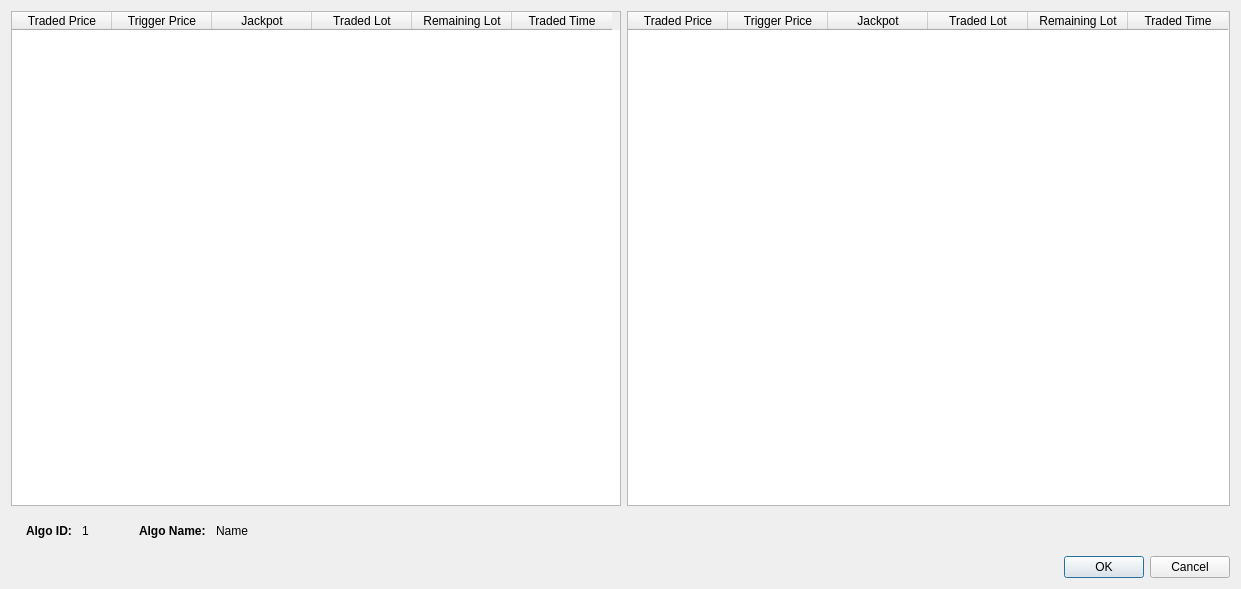
This is order_detail_popup.ui in Likithanaidu07/qt as Qt 5 draws it before an edit. The edited form follows.
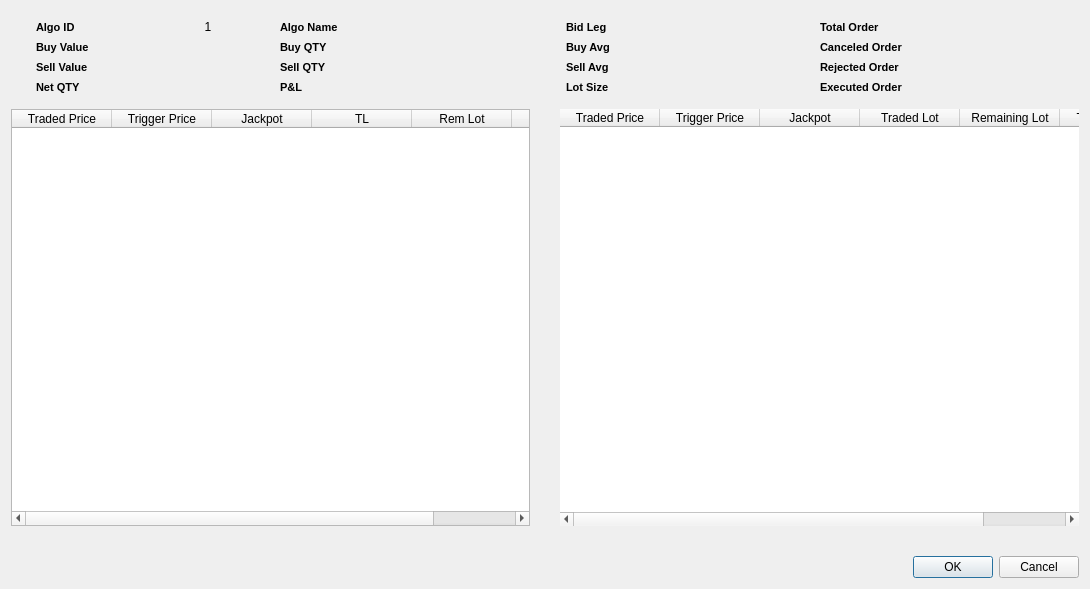
This is the edited form.

What changed in the file:
```diff
--- a/order_detail_popup.ui
+++ b/order_detail_popup.ui
@@ -6,28 +6,18 @@
    <rect>
     <x>0</x>
     <y>0</y>
-    <width>1241</width>
+    <width>1090</width>
     <height>589</height>
    </rect>
   </property>
   <property name="windowTitle">
-   <string>Dialog</string>
+   <string>Algo Info</string>
+  </property>
+  <property name="styleSheet">
+   <string notr="true">backgroung-color:#FFF;</string>
   </property>
   <layout class="QGridLayout" name="gridLayout">
-   <item row="2" column="1">
-    <spacer name="horizontalSpacer">
-     <property name="orientation">
-      <enum>Qt::Horizontal</enum>
-     </property>
-     <property name="sizeHint" stdset="0">
-      <size>
-       <width>40</width>
-       <height>20</height>
-      </size>
-     </property>
-    </spacer>
-   </item>
-   <item row="2" column="2">
+   <item row="6" column="3">
     <widget class="QDialogButtonBox" name="buttonBox">
      <property name="orientation">
       <enum>Qt::Horizontal</enum>
@@ -37,42 +27,477 @@
      </property>
     </widget>
    </item>
-   <item row="0" column="2">
-    <widget class="QTableWidget" name="tableWidget_Sell">
-     <column>
-      <property name="text">
-       <string>Traded Price</string>
-      </property>
-     </column>
-     <column>
-      <property name="text">
-       <string>Trigger Price</string>
-      </property>
-     </column>
-     <column>
-      <property name="text">
-       <string>Jackpot</string>
-      </property>
-     </column>
-     <column>
-      <property name="text">
-       <string>Traded Lot</string>
-      </property>
-     </column>
-     <column>
-      <property name="text">
-       <string>Remaining Lot</string>
-      </property>
-     </column>
-     <column>
-      <property name="text">
-       <string>Traded Time</string>
-      </property>
-     </column>
+   <item row="0" column="2" colspan="2">
+    <widget class="QWidget" name="widget_3" native="true">
+     <property name="minimumSize">
+      <size>
+       <width>1</width>
+       <height>1</height>
+      </size>
+     </property>
+     <property name="styleSheet">
+      <string notr="true">backgroung-color:#FFF;</string>
+     </property>
+     <layout class="QGridLayout" name="gridLayout_3">
+      <item row="2" column="1">
+       <widget class="QLabel" name="label_27">
+        <property name="minimumSize">
+         <size>
+          <width>1</width>
+          <height>1</height>
+         </size>
+        </property>
+        <property name="maximumSize">
+         <size>
+          <width>100</width>
+          <height>100</height>
+         </size>
+        </property>
+        <property name="frameShape">
+         <enum>QFrame::NoFrame</enum>
+        </property>
+        <property name="text">
+         <string/>
+        </property>
+        <property name="alignment">
+         <set>Qt::AlignCenter</set>
+        </property>
+       </widget>
+      </item>
+      <item row="2" column="4">
+       <widget class="QLabel" name="label_18">
+        <property name="minimumSize">
+         <size>
+          <width>1</width>
+          <height>1</height>
+         </size>
+        </property>
+        <property name="maximumSize">
+         <size>
+          <width>100</width>
+          <height>100</height>
+         </size>
+        </property>
+        <property name="font">
+         <font>
+          <pointsize>8</pointsize>
+          <bold>true</bold>
+         </font>
+        </property>
+        <property name="frameShape">
+         <enum>QFrame::NoFrame</enum>
+        </property>
+        <property name="text">
+         <string>Rejected Order</string>
+        </property>
+        <property name="alignment">
+         <set>Qt::AlignLeading|Qt::AlignLeft|Qt::AlignVCenter</set>
+        </property>
+       </widget>
+      </item>
+      <item row="3" column="1">
+       <widget class="QLabel" name="label_28">
+        <property name="minimumSize">
+         <size>
+          <width>1</width>
+          <height>1</height>
+         </size>
+        </property>
+        <property name="maximumSize">
+         <size>
+          <width>100</width>
+          <height>100</height>
+         </size>
+        </property>
+        <property name="frameShape">
+         <enum>QFrame::NoFrame</enum>
+        </property>
+        <property name="text">
+         <string/>
+        </property>
+        <property name="alignment">
+         <set>Qt::AlignCenter</set>
+        </property>
+       </widget>
+      </item>
+      <item row="0" column="1">
+       <widget class="QLabel" name="label_25">
+        <property name="minimumSize">
+         <size>
+          <width>1</width>
+          <height>1</height>
+         </size>
+        </property>
+        <property name="maximumSize">
+         <size>
+          <width>100</width>
+          <height>100</height>
+         </size>
+        </property>
+        <property name="frameShape">
+         <enum>QFrame::NoFrame</enum>
+        </property>
+        <property name="text">
+         <string/>
+        </property>
+        <property name="alignment">
+         <set>Qt::AlignCenter</set>
+        </property>
+       </widget>
+      </item>
+      <item row="1" column="4">
+       <widget class="QLabel" name="label_16">
+        <property name="minimumSize">
+         <size>
+          <width>1</width>
+          <height>1</height>
+         </size>
+        </property>
+        <property name="maximumSize">
+         <size>
+          <width>100</width>
+          <height>100</height>
+         </size>
+        </property>
+        <property name="font">
+         <font>
+          <pointsize>8</pointsize>
+          <bold>true</bold>
+         </font>
+        </property>
+        <property name="frameShape">
+         <enum>QFrame::NoFrame</enum>
+        </property>
+        <property name="text">
+         <string>Canceled Order</string>
+        </property>
+        <property name="alignment">
+         <set>Qt::AlignLeading|Qt::AlignLeft|Qt::AlignVCenter</set>
+        </property>
+       </widget>
+      </item>
+      <item row="1" column="1">
+       <widget class="QLabel" name="label_26">
+        <property name="minimumSize">
+         <size>
+          <width>1</width>
+          <height>1</height>
+         </size>
+        </property>
+        <property name="maximumSize">
+         <size>
+          <width>100</width>
+          <height>100</height>
+         </size>
+        </property>
+        <property name="frameShape">
+         <enum>QFrame::NoFrame</enum>
+        </property>
+        <property name="text">
+         <string/>
+        </property>
+        <property name="alignment">
+         <set>Qt::AlignCenter</set>
+        </property>
+       </widget>
+      </item>
+      <item row="0" column="0">
+       <widget class="QLabel" name="label_11">
+        <property name="minimumSize">
+         <size>
+          <width>1</width>
+          <height>1</height>
+         </size>
+        </property>
+        <property name="maximumSize">
+         <size>
+          <width>100</width>
+          <height>100</height>
+         </size>
+        </property>
+        <property name="font">
+         <font>
+          <pointsize>8</pointsize>
+          <bold>true</bold>
+         </font>
+        </property>
+        <property name="frameShape">
+         <enum>QFrame::NoFrame</enum>
+        </property>
+        <property name="text">
+         <string>Bid Leg</string>
+        </property>
+        <property name="alignment">
+         <set>Qt::AlignLeading|Qt::AlignLeft|Qt::AlignVCenter</set>
+        </property>
+       </widget>
+      </item>
+      <item row="1" column="0">
+       <widget class="QLabel" name="label_12">
+        <property name="minimumSize">
+         <size>
+          <width>1</width>
+          <height>1</height>
+         </size>
+        </property>
+        <property name="maximumSize">
+         <size>
+          <width>100</width>
+          <height>100</height>
+         </size>
+        </property>
+        <property name="font">
+         <font>
+          <pointsize>8</pointsize>
+          <bold>true</bold>
+         </font>
+        </property>
+        <property name="frameShape">
+         <enum>QFrame::NoFrame</enum>
+        </property>
+        <property name="text">
+         <string>Buy Avg</string>
+        </property>
+        <property name="alignment">
+         <set>Qt::AlignLeading|Qt::AlignLeft|Qt::AlignVCenter</set>
+        </property>
+       </widget>
+      </item>
+      <item row="2" column="0">
+       <widget class="QLabel" name="label_13">
+        <property name="minimumSize">
+         <size>
+          <width>1</width>
+          <height>1</height>
+         </size>
+        </property>
+        <property name="maximumSize">
+         <size>
+          <width>100</width>
+          <height>100</height>
+         </size>
+        </property>
+        <property name="font">
+         <font>
+          <pointsize>8</pointsize>
+          <bold>true</bold>
+         </font>
+        </property>
+        <property name="frameShape">
+         <enum>QFrame::NoFrame</enum>
+        </property>
+        <property name="text">
+         <string>Sell Avg</string>
+        </property>
+        <property name="alignment">
+         <set>Qt::AlignLeading|Qt::AlignLeft|Qt::AlignVCenter</set>
+        </property>
+       </widget>
+      </item>
+      <item row="0" column="4">
+       <widget class="QLabel" name="label_15">
+        <property name="minimumSize">
+         <size>
+          <width>1</width>
+          <height>1</height>
+         </size>
+        </property>
+        <property name="maximumSize">
+         <size>
+          <width>100</width>
+          <height>100</height>
+         </size>
+        </property>
+        <property name="font">
+         <font>
+          <pointsize>8</pointsize>
+          <bold>true</bold>
+         </font>
+        </property>
+        <property name="frameShape">
+         <enum>QFrame::NoFrame</enum>
+        </property>
+        <property name="text">
+         <string>Total Order</string>
+        </property>
+        <property name="alignment">
+         <set>Qt::AlignLeading|Qt::AlignLeft|Qt::AlignVCenter</set>
+        </property>
+       </widget>
+      </item>
+      <item row="3" column="0">
+       <widget class="QLabel" name="label_14">
+        <property name="minimumSize">
+         <size>
+          <width>1</width>
+          <height>1</height>
+         </size>
+        </property>
+        <property name="maximumSize">
+         <size>
+          <width>100</width>
+          <height>100</height>
+         </size>
+        </property>
+        <property name="font">
+         <font>
+          <pointsize>8</pointsize>
+          <bold>true</bold>
+         </font>
+        </property>
+        <property name="frameShape">
+         <enum>QFrame::NoFrame</enum>
+        </property>
+        <property name="text">
+         <string>Lot Size</string>
+        </property>
+        <property name="alignment">
+         <set>Qt::AlignLeading|Qt::AlignLeft|Qt::AlignVCenter</set>
+        </property>
+       </widget>
+      </item>
+      <item row="0" column="5">
+       <widget class="QLabel" name="label_29">
+        <property name="minimumSize">
+         <size>
+          <width>1</width>
+          <height>1</height>
+         </size>
+        </property>
+        <property name="maximumSize">
+         <size>
+          <width>100</width>
+          <height>100</height>
+         </size>
+        </property>
+        <property name="frameShape">
+         <enum>QFrame::NoFrame</enum>
+        </property>
+        <property name="text">
+         <string/>
+        </property>
+        <property name="alignment">
+         <set>Qt::AlignCenter</set>
+        </property>
+       </widget>
+      </item>
+      <item row="1" column="5">
+       <widget class="QLabel" name="label_30">
+        <property name="minimumSize">
+         <size>
+          <width>1</width>
+          <height>1</height>
+         </size>
+        </property>
+        <property name="maximumSize">
+         <size>
+          <width>100</width>
+          <height>100</height>
+         </size>
+        </property>
+        <property name="frameShape">
+         <enum>QFrame::NoFrame</enum>
+        </property>
+        <property name="text">
+         <string/>
+        </property>
+        <property name="alignment">
+         <set>Qt::AlignCenter</set>
+        </property>
+       </widget>
+      </item>
+      <item row="2" column="5">
+       <widget class="QLabel" name="label_31">
+        <property name="minimumSize">
+         <size>
+          <width>1</width>
+          <height>1</height>
+         </size>
+        </property>
+        <property name="maximumSize">
+         <size>
+          <width>100</width>
+          <height>100</height>
+         </size>
+        </property>
+        <property name="frameShape">
+         <enum>QFrame::NoFrame</enum>
+        </property>
+        <property name="text">
+         <string/>
+        </property>
+        <property name="alignment">
+         <set>Qt::AlignCenter</set>
+        </property>
+       </widget>
+      </item>
+      <item row="3" column="5">
+       <widget class="QLabel" name="label_32">
+        <property name="minimumSize">
+         <size>
+          <width>1</width>
+          <height>1</height>
+         </size>
+        </property>
+        <property name="maximumSize">
+         <size>
+          <width>100</width>
+          <height>100</height>
+         </size>
+        </property>
+        <property name="frameShape">
+         <enum>QFrame::NoFrame</enum>
+        </property>
+        <property name="text">
+         <string/>
+        </property>
+        <property name="alignment">
+         <set>Qt::AlignCenter</set>
+        </property>
+       </widget>
+      </item>
+      <item row="3" column="4">
+       <widget class="QLabel" name="label_17">
+        <property name="font">
+         <font>
+          <pointsize>8</pointsize>
+          <bold>true</bold>
+         </font>
+        </property>
+        <property name="text">
+         <string>Executed Order</string>
+        </property>
+       </widget>
+      </item>
+     </layout>
     </widget>
    </item>
-   <item row="0" column="0" colspan="2">
+   <item row="4" column="0">
     <widget class="QTableWidget" name="tableWidget_Buy">
+     <property name="minimumSize">
+      <size>
+       <width>50</width>
+       <height>50</height>
+      </size>
+     </property>
+     <property name="styleSheet">
+      <string notr="true">backgroung-color:#FFF;</string>
+     </property>
+     <property name="lineWidth">
+      <number>1</number>
+     </property>
+     <property name="iconSize">
+      <size>
+       <width>10</width>
+       <height>10</height>
+      </size>
+     </property>
+     <attribute name="verticalHeaderMinimumSectionSize">
+      <number>15</number>
+     </attribute>
+     <attribute name="verticalHeaderDefaultSectionSize">
+      <number>25</number>
+     </attribute>
      <column>
       <property name="text">
        <string>Traded Price</string>
@@ -90,97 +515,516 @@
      </column>
      <column>
       <property name="text">
-       <string>Traded Lot</string>
+       <string>TL</string>
       </property>
      </column>
      <column>
       <property name="text">
-       <string>Remaining Lot</string>
+       <string>Rem Lot</string>
       </property>
      </column>
      <column>
       <property name="text">
-       <string>Traded Time</string>
+       <string>Time</string>
       </property>
      </column>
     </widget>
    </item>
-   <item row="1" column="1">
+   <item row="5" column="2">
     <widget class="QWidget" name="widget" native="true">
      <layout class="QGridLayout" name="gridLayout_2">
       <property name="horizontalSpacing">
        <number>10</number>
       </property>
-      <item row="0" column="3">
-       <widget class="QLabel" name="label_algoName">
+     </layout>
+    </widget>
+   </item>
+   <item row="0" column="0">
+    <widget class="QWidget" name="widget_2" native="true">
+     <property name="sizePolicy">
+      <sizepolicy hsizetype="Preferred" vsizetype="Preferred">
+       <horstretch>0</horstretch>
+       <verstretch>0</verstretch>
+      </sizepolicy>
+     </property>
+     <property name="minimumSize">
+      <size>
+       <width>0</width>
+       <height>0</height>
+      </size>
+     </property>
+     <property name="layoutDirection">
+      <enum>Qt::LeftToRight</enum>
+     </property>
+     <property name="autoFillBackground">
+      <bool>true</bool>
+     </property>
+     <property name="styleSheet">
+      <string notr="true">backgroung-color:#FFF;</string>
+     </property>
+     <layout class="QGridLayout" name="gridLayout_4">
+      <item row="0" column="0">
+       <widget class="QLabel" name="label">
+        <property name="sizePolicy">
+         <sizepolicy hsizetype="Preferred" vsizetype="Preferred">
+          <horstretch>0</horstretch>
+          <verstretch>0</verstretch>
+         </sizepolicy>
+        </property>
+        <property name="minimumSize">
+         <size>
+          <width>1</width>
+          <height>1</height>
+         </size>
+        </property>
+        <property name="maximumSize">
+         <size>
+          <width>100</width>
+          <height>100</height>
+         </size>
+        </property>
         <property name="font">
          <font>
+          <pointsize>8</pointsize>
           <bold>true</bold>
          </font>
         </property>
+        <property name="frameShape">
+         <enum>QFrame::NoFrame</enum>
+        </property>
+        <property name="midLineWidth">
+         <number>1</number>
+        </property>
         <property name="text">
-         <string>Algo Name:</string>
+         <string>Algo ID</string>
+        </property>
+        <property name="alignment">
+         <set>Qt::AlignLeading|Qt::AlignLeft|Qt::AlignVCenter</set>
+        </property>
+        <property name="wordWrap">
+         <bool>false</bool>
         </property>
        </widget>
       </item>
-      <item row="0" column="4">
+      <item row="0" column="1">
        <widget class="QLabel" name="label_3">
-        <property name="text">
-         <string>Name</string>
-        </property>
-       </widget>
-      </item>
-      <item row="0" column="5">
-       <spacer name="horizontalSpacer_2">
-        <property name="orientation">
-         <enum>Qt::Horizontal</enum>
-        </property>
-        <property name="sizeHint" stdset="0">
+        <property name="maximumSize">
          <size>
-          <width>40</width>
-          <height>20</height>
+          <width>100</width>
+          <height>100</height>
          </size>
         </property>
-       </spacer>
-      </item>
-      <item row="0" column="1">
-       <widget class="QLabel" name="label_algo_id">
+        <property name="frameShape">
+         <enum>QFrame::NoFrame</enum>
+        </property>
         <property name="text">
          <string>1</string>
         </property>
-       </widget>
-      </item>
-      <item row="0" column="0">
-       <widget class="QLabel" name="label">
-        <property name="font">
-         <font>
-          <bold>true</bold>
-         </font>
-        </property>
-        <property name="text">
-         <string>Algo ID:</string>
+        <property name="alignment">
+         <set>Qt::AlignCenter</set>
         </property>
        </widget>
       </item>
       <item row="0" column="2">
-       <spacer name="horizontalSpacer_3">
-        <property name="orientation">
-         <enum>Qt::Horizontal</enum>
+       <widget class="QLabel" name="label_9">
+        <property name="minimumSize">
+         <size>
+          <width>1</width>
+          <height>1</height>
+         </size>
         </property>
-        <property name="sizeType">
-         <enum>QSizePolicy::Fixed</enum>
+        <property name="maximumSize">
+         <size>
+          <width>100</width>
+          <height>100</height>
+         </size>
         </property>
-        <property name="sizeHint" stdset="0">
+        <property name="font">
+         <font>
+          <pointsize>8</pointsize>
+          <bold>true</bold>
+         </font>
+        </property>
+        <property name="frameShape">
+         <enum>QFrame::NoFrame</enum>
+        </property>
+        <property name="text">
+         <string>Algo Name</string>
+        </property>
+        <property name="alignment">
+         <set>Qt::AlignLeading|Qt::AlignLeft|Qt::AlignVCenter</set>
+        </property>
+       </widget>
+      </item>
+      <item row="0" column="3">
+       <widget class="QLabel" name="label_21">
+        <property name="minimumSize">
          <size>
-          <width>40</width>
-          <height>20</height>
+          <width>1</width>
+          <height>1</height>
          </size>
         </property>
-       </spacer>
+        <property name="maximumSize">
+         <size>
+          <width>100</width>
+          <height>100</height>
+         </size>
+        </property>
+        <property name="frameShape">
+         <enum>QFrame::NoFrame</enum>
+        </property>
+        <property name="text">
+         <string/>
+        </property>
+        <property name="alignment">
+         <set>Qt::AlignCenter</set>
+        </property>
+       </widget>
+      </item>
+      <item row="1" column="0">
+       <widget class="QLabel" name="label_4">
+        <property name="sizePolicy">
+         <sizepolicy hsizetype="Preferred" vsizetype="Preferred">
+          <horstretch>0</horstretch>
+          <verstretch>0</verstretch>
+         </sizepolicy>
+        </property>
+        <property name="font">
+         <font>
+          <pointsize>8</pointsize>
+          <bold>true</bold>
+         </font>
+        </property>
+        <property name="frameShape">
+         <enum>QFrame::NoFrame</enum>
+        </property>
+        <property name="midLineWidth">
+         <number>1</number>
+        </property>
+        <property name="text">
+         <string>Buy Value </string>
+        </property>
+        <property name="alignment">
+         <set>Qt::AlignLeading|Qt::AlignLeft|Qt::AlignVCenter</set>
+        </property>
+        <property name="wordWrap">
+         <bool>false</bool>
+        </property>
+       </widget>
+      </item>
+      <item row="1" column="1">
+       <widget class="QLabel" name="label_20">
+        <property name="maximumSize">
+         <size>
+          <width>100</width>
+          <height>100</height>
+         </size>
+        </property>
+        <property name="frameShape">
+         <enum>QFrame::NoFrame</enum>
+        </property>
+        <property name="text">
+         <string/>
+        </property>
+        <property name="alignment">
+         <set>Qt::AlignLeading|Qt::AlignLeft|Qt::AlignVCenter</set>
+        </property>
+       </widget>
+      </item>
+      <item row="1" column="2">
+       <widget class="QLabel" name="label_7">
+        <property name="font">
+         <font>
+          <pointsize>8</pointsize>
+          <bold>true</bold>
+         </font>
+        </property>
+        <property name="frameShape">
+         <enum>QFrame::NoFrame</enum>
+        </property>
+        <property name="text">
+         <string>Buy QTY</string>
+        </property>
+        <property name="alignment">
+         <set>Qt::AlignLeading|Qt::AlignLeft|Qt::AlignVCenter</set>
+        </property>
+       </widget>
+      </item>
+      <item row="1" column="3">
+       <widget class="QLabel" name="label_22">
+        <property name="minimumSize">
+         <size>
+          <width>1</width>
+          <height>1</height>
+         </size>
+        </property>
+        <property name="maximumSize">
+         <size>
+          <width>100</width>
+          <height>100</height>
+         </size>
+        </property>
+        <property name="frameShape">
+         <enum>QFrame::NoFrame</enum>
+        </property>
+        <property name="text">
+         <string/>
+        </property>
+        <property name="alignment">
+         <set>Qt::AlignCenter</set>
+        </property>
+       </widget>
+      </item>
+      <item row="2" column="0">
+       <widget class="QLabel" name="label_5">
+        <property name="sizePolicy">
+         <sizepolicy hsizetype="Preferred" vsizetype="Preferred">
+          <horstretch>0</horstretch>
+          <verstretch>0</verstretch>
+         </sizepolicy>
+        </property>
+        <property name="font">
+         <font>
+          <pointsize>8</pointsize>
+          <bold>true</bold>
+         </font>
+        </property>
+        <property name="frameShape">
+         <enum>QFrame::NoFrame</enum>
+        </property>
+        <property name="midLineWidth">
+         <number>1</number>
+        </property>
+        <property name="text">
+         <string>Sell Value</string>
+        </property>
+        <property name="alignment">
+         <set>Qt::AlignLeading|Qt::AlignLeft|Qt::AlignVCenter</set>
+        </property>
+        <property name="wordWrap">
+         <bool>false</bool>
+        </property>
+       </widget>
+      </item>
+      <item row="2" column="1">
+       <widget class="QLabel" name="label_19">
+        <property name="maximumSize">
+         <size>
+          <width>100</width>
+          <height>100</height>
+         </size>
+        </property>
+        <property name="frameShape">
+         <enum>QFrame::NoFrame</enum>
+        </property>
+        <property name="text">
+         <string/>
+        </property>
+        <property name="alignment">
+         <set>Qt::AlignCenter</set>
+        </property>
+       </widget>
+      </item>
+      <item row="2" column="2">
+       <widget class="QLabel" name="label_8">
+        <property name="font">
+         <font>
+          <pointsize>8</pointsize>
+          <bold>true</bold>
+         </font>
+        </property>
+        <property name="frameShape">
+         <enum>QFrame::NoFrame</enum>
+        </property>
+        <property name="text">
+         <string>Sell QTY</string>
+        </property>
+        <property name="alignment">
+         <set>Qt::AlignLeading|Qt::AlignLeft|Qt::AlignVCenter</set>
+        </property>
+       </widget>
+      </item>
+      <item row="2" column="3">
+       <widget class="QLabel" name="label_23">
+        <property name="minimumSize">
+         <size>
+          <width>1</width>
+          <height>1</height>
+         </size>
+        </property>
+        <property name="maximumSize">
+         <size>
+          <width>100</width>
+          <height>100</height>
+         </size>
+        </property>
+        <property name="frameShape">
+         <enum>QFrame::NoFrame</enum>
+        </property>
+        <property name="text">
+         <string/>
+        </property>
+        <property name="alignment">
+         <set>Qt::AlignCenter</set>
+        </property>
+       </widget>
+      </item>
+      <item row="3" column="0">
+       <widget class="QLabel" name="label_6">
+        <property name="sizePolicy">
+         <sizepolicy hsizetype="Preferred" vsizetype="Preferred">
+          <horstretch>0</horstretch>
+          <verstretch>0</verstretch>
+         </sizepolicy>
+        </property>
+        <property name="font">
+         <font>
+          <pointsize>8</pointsize>
+          <bold>true</bold>
+         </font>
+        </property>
+        <property name="frameShape">
+         <enum>QFrame::NoFrame</enum>
+        </property>
+        <property name="midLineWidth">
+         <number>1</number>
+        </property>
+        <property name="text">
+         <string>Net QTY</string>
+        </property>
+        <property name="alignment">
+         <set>Qt::AlignLeading|Qt::AlignLeft|Qt::AlignVCenter</set>
+        </property>
+        <property name="wordWrap">
+         <bool>false</bool>
+        </property>
+       </widget>
+      </item>
+      <item row="3" column="1">
+       <widget class="QLabel" name="label_2">
+        <property name="minimumSize">
+         <size>
+          <width>100</width>
+          <height>10</height>
+         </size>
+        </property>
+        <property name="maximumSize">
+         <size>
+          <width>100</width>
+          <height>100</height>
+         </size>
+        </property>
+        <property name="frameShape">
+         <enum>QFrame::NoFrame</enum>
+        </property>
+        <property name="text">
+         <string/>
+        </property>
+        <property name="alignment">
+         <set>Qt::AlignCenter</set>
+        </property>
+       </widget>
+      </item>
+      <item row="3" column="2">
+       <widget class="QLabel" name="label_10">
+        <property name="font">
+         <font>
+          <pointsize>8</pointsize>
+          <bold>true</bold>
+         </font>
+        </property>
+        <property name="frameShape">
+         <enum>QFrame::NoFrame</enum>
+        </property>
+        <property name="text">
+         <string>P&amp;L</string>
+        </property>
+        <property name="alignment">
+         <set>Qt::AlignLeading|Qt::AlignLeft|Qt::AlignVCenter</set>
+        </property>
+       </widget>
+      </item>
+      <item row="3" column="3">
+       <widget class="QLabel" name="label_24">
+        <property name="minimumSize">
+         <size>
+          <width>1</width>
+          <height>1</height>
+         </size>
+        </property>
+        <property name="maximumSize">
+         <size>
+          <width>100</width>
+          <height>100</height>
+         </size>
+        </property>
+        <property name="frameShape">
+         <enum>QFrame::NoFrame</enum>
+        </property>
+        <property name="text">
+         <string/>
+        </property>
+        <property name="alignment">
+         <set>Qt::AlignCenter</set>
+        </property>
+       </widget>
       </item>
      </layout>
     </widget>
    </item>
+   <item row="6" column="0">
+    <spacer name="horizontalSpacer_2">
+     <property name="orientation">
+      <enum>Qt::Horizontal</enum>
+     </property>
+     <property name="sizeHint" stdset="0">
+      <size>
+       <width>515</width>
+       <height>20</height>
+      </size>
+     </property>
+    </spacer>
+   </item>
+   <item row="4" column="3">
+    <widget class="QTableWidget" name="tableWidget_Sell">
+     <property name="styleSheet">
+      <string notr="true">backgroung-color:#FFF;</string>
+     </property>
+     <property name="frameShape">
+      <enum>QFrame::NoFrame</enum>
+     </property>
+     <column>
+      <property name="text">
+       <string>Traded Price</string>
+      </property>
+     </column>
+     <column>
+      <property name="text">
+       <string>Trigger Price</string>
+      </property>
+     </column>
+     <column>
+      <property name="text">
+       <string>Jackpot</string>
+      </property>
+     </column>
+     <column>
+      <property name="text">
+       <string>Traded Lot</string>
+      </property>
+     </column>
+     <column>
+      <property name="text">
+       <string>Remaining Lot</string>
+      </property>
+     </column>
+     <column>
+      <property name="text">
+       <string>Traded Time</string>
+      </property>
+     </column>
+    </widget>
+   </item>
   </layout>
  </widget>
  <resources/>
```
